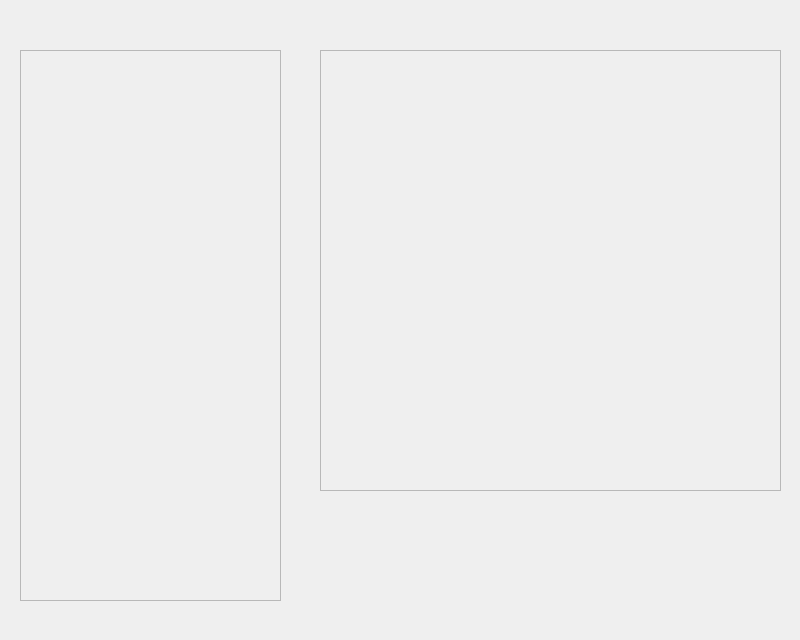
Before: the Qt Designer form Client/tableuploadwindow.ui in VTshniki/ork, drawn with Qt 5.
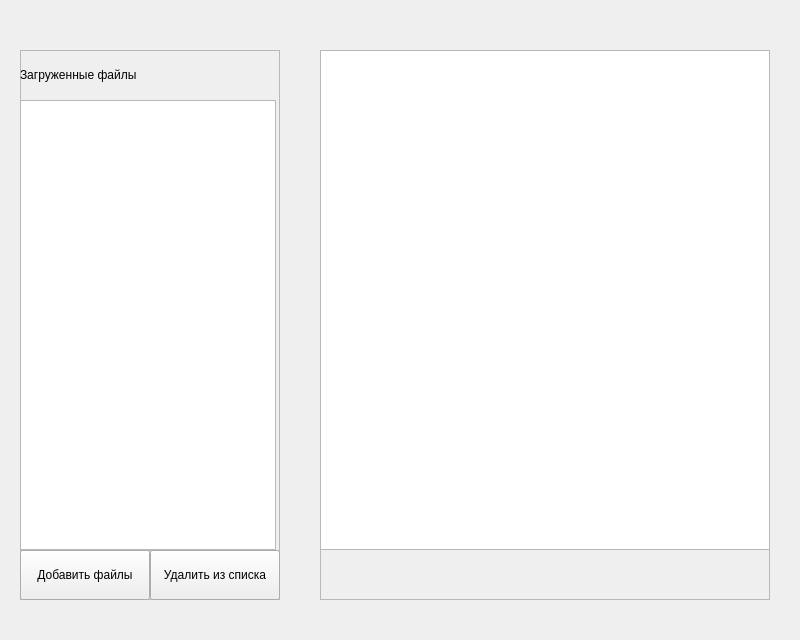
After: the same form once the commit is applied.

```diff
--- a/Client/tableuploadwindow.ui
+++ b/Client/tableuploadwindow.ui
@@ -18,8 +18,8 @@
     <rect>
      <x>20</x>
      <y>50</y>
-     <width>261</width>
-     <height>551</height>
+     <width>260</width>
+     <height>550</height>
     </rect>
    </property>
    <property name="frameShape">
@@ -28,14 +28,79 @@
    <property name="frameShadow">
     <enum>QFrame::Raised</enum>
    </property>
+   <widget class="QListWidget" name="file_names_list">
+    <property name="geometry">
+     <rect>
+      <x>0</x>
+      <y>50</y>
+      <width>256</width>
+      <height>450</height>
+     </rect>
+    </property>
+   </widget>
+   <widget class="QFrame" name="frame_3">
+    <property name="geometry">
+     <rect>
+      <x>0</x>
+      <y>500</y>
+      <width>260</width>
+      <height>50</height>
+     </rect>
+    </property>
+    <property name="frameShape">
+     <enum>QFrame::StyledPanel</enum>
+    </property>
+    <property name="frameShadow">
+     <enum>QFrame::Raised</enum>
+    </property>
+    <widget class="QPushButton" name="file_delete_button">
+     <property name="geometry">
+      <rect>
+       <x>130</x>
+       <y>0</y>
+       <width>130</width>
+       <height>50</height>
+      </rect>
+     </property>
+     <property name="text">
+      <string>Удалить из списка</string>
+     </property>
+    </widget>
+    <widget class="QPushButton" name="file_select_button">
+     <property name="geometry">
+      <rect>
+       <x>0</x>
+       <y>0</y>
+       <width>130</width>
+       <height>50</height>
+      </rect>
+     </property>
+     <property name="text">
+      <string>Добавить файлы</string>
+     </property>
+    </widget>
+   </widget>
+   <widget class="QLabel" name="label">
+    <property name="geometry">
+     <rect>
+      <x>0</x>
+      <y>0</y>
+      <width>260</width>
+      <height>50</height>
+     </rect>
+    </property>
+    <property name="text">
+     <string>Загруженные файлы</string>
+    </property>
+   </widget>
   </widget>
   <widget class="QFrame" name="frame_2">
    <property name="geometry">
     <rect>
      <x>320</x>
      <y>50</y>
-     <width>461</width>
-     <height>441</height>
+     <width>450</width>
+     <height>550</height>
     </rect>
    </property>
    <property name="frameShape">
@@ -44,6 +109,16 @@
    <property name="frameShadow">
     <enum>QFrame::Raised</enum>
    </property>
+   <widget class="QTableView" name="upload_files_tableView">
+    <property name="geometry">
+     <rect>
+      <x>0</x>
+      <y>0</y>
+      <width>450</width>
+      <height>500</height>
+     </rect>
+    </property>
+   </widget>
   </widget>
  </widget>
  <resources/>
```
